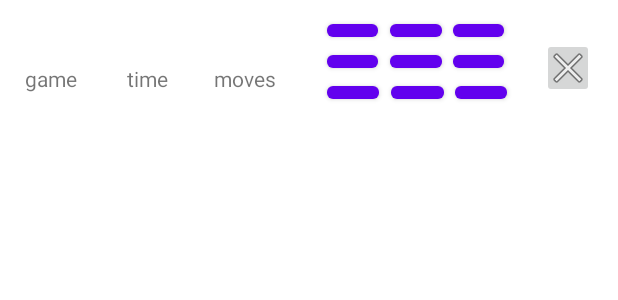
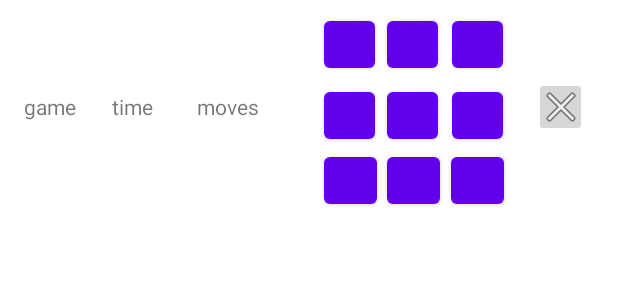
Before and after one commit to Jona-HN/RubiksRace, an Android app: the layout scoreboard_entry_row.xml on its own in the app's theme, with its tools: preview values and no code run, on a phone screen of 412 x 824 dp. Shown: the top 300 px of the screen. Run offline under Robolectric (Android 15) with nearby library versions, the light colour scheme and no system bars.

Commit message:
Cambiada la estructura del archivo scoreboard_entry_row.xml

```diff
--- a/app/src/main/res/layout/scoreboard_entry_row.xml
+++ b/app/src/main/res/layout/scoreboard_entry_row.xml
@@ -1,157 +1,148 @@
 <?xml version="1.0" encoding="utf-8"?>
 <androidx.constraintlayout.widget.ConstraintLayout xmlns:android="http://schemas.android.com/apk/res/android"
     xmlns:app="http://schemas.android.com/apk/res-auto"
+    xmlns:tools="http://schemas.android.com/tools"
     android:layout_width="match_parent"
-    android:layout_height="wrap_content"
-    xmlns:tools="http://schemas.android.com/tools">
+    android:layout_height="wrap_content">
 
     <TextView
         android:id="@+id/textViewMoves"
         android:layout_width="wrap_content"
         android:layout_height="wrap_content"
-        android:layout_marginTop="12dp"
-        android:layout_marginEnd="34dp"
-        tools:text="moves"
-        app:layout_constraintEnd_toStartOf="@+id/buttonCombination7"
+        app:layout_constraintBottom_toBottomOf="parent"
+        app:layout_constraintEnd_toStartOf="@+id/buttonCombination4"
+        app:layout_constraintHorizontal_bias="0.405"
         app:layout_constraintStart_toEndOf="@+id/textViewTime"
-        app:layout_constraintTop_toTopOf="@+id/buttonCombination4" />
+        app:layout_constraintTop_toTopOf="parent"
+        tools:text="moves" />
 
     <TextView
         android:id="@+id/textViewTime"
         android:layout_width="wrap_content"
         android:layout_height="wrap_content"
-        android:layout_marginEnd="30dp"
-        tools:text="time"
-        app:layout_constraintBaseline_toBaselineOf="@+id/textViewMoves"
-        app:layout_constraintEnd_toStartOf="@+id/textViewMoves"
-        app:layout_constraintStart_toEndOf="@+id/textViewGame" />
+        android:layout_marginStart="24dp"
+        app:layout_constraintBottom_toBottomOf="parent"
+        app:layout_constraintStart_toEndOf="@+id/textViewGame"
+        app:layout_constraintTop_toTopOf="parent"
+        tools:text="time" />
 
     <Button
         android:id="@+id/buttonCombination6"
-        android:layout_width="0dp"
-        android:layout_height="0dp"
+        android:layout_width="34dp"
+        android:layout_height="43dp"
+        android:layout_marginTop="4dp"
         android:text="@string/empty"
-        app:layout_constraintBottom_toTopOf="@+id/buttonCombination9"
         app:layout_constraintEnd_toEndOf="@+id/buttonCombination3"
+        app:layout_constraintHorizontal_bias="1.0"
         app:layout_constraintStart_toStartOf="@+id/buttonCombination3"
         app:layout_constraintTop_toBottomOf="@+id/buttonCombination3" />
 
     <Button
         android:id="@+id/buttonCombination8"
-        android:layout_width="0dp"
-        android:layout_height="0dp"
-        android:layout_marginEnd="7dp"
-        android:layout_marginBottom="752dp"
+        android:layout_width="35dp"
+        android:layout_height="43dp"
         android:text="@string/empty"
         app:layout_constraintBottom_toBottomOf="parent"
-        app:layout_constraintEnd_toStartOf="@+id/buttonCombination9"
-        app:layout_constraintStart_toEndOf="@+id/buttonCombination7"
-        app:layout_constraintTop_toBottomOf="@+id/buttonCombination5" />
+        app:layout_constraintEnd_toEndOf="@+id/buttonCombination5"
+        app:layout_constraintHorizontal_bias="0.0"
+        app:layout_constraintStart_toStartOf="@+id/buttonCombination5"
+        app:layout_constraintTop_toBottomOf="@+id/buttonCombination5"
+        app:layout_constraintVertical_bias="1.0" />
 
     <Button
         android:id="@+id/buttonCombination5"
-        android:layout_width="0dp"
-        android:layout_height="0dp"
+        android:layout_width="34dp"
+        android:layout_height="43dp"
+        android:layout_marginTop="4dp"
         android:text="@string/empty"
-        app:layout_constraintBottom_toTopOf="@+id/buttonCombination8"
         app:layout_constraintEnd_toEndOf="@+id/buttonCombination2"
+        app:layout_constraintHorizontal_bias="0.0"
         app:layout_constraintStart_toStartOf="@+id/buttonCombination2"
         app:layout_constraintTop_toBottomOf="@+id/buttonCombination2" />
 
     <Button
         android:id="@+id/buttonCombination2"
-        android:layout_width="0dp"
-        android:layout_height="0dp"
-        android:layout_marginTop="10dp"
-        android:layout_marginEnd="7dp"
+        android:layout_width="34dp"
+        android:layout_height="43dp"
+        android:layout_marginStart="8dp"
+        android:layout_marginTop="8dp"
         android:text="@string/empty"
-        app:layout_constraintBottom_toTopOf="@+id/buttonCombination5"
-        app:layout_constraintEnd_toStartOf="@+id/buttonCombination3"
         app:layout_constraintStart_toEndOf="@+id/buttonCombination1"
         app:layout_constraintTop_toTopOf="parent" />
 
     <Button
         android:id="@+id/buttonCombination3"
-        android:layout_width="0dp"
-        android:layout_height="0dp"
-        android:layout_marginTop="10dp"
-        android:layout_marginEnd="76dp"
+        android:layout_width="34dp"
+        android:layout_height="43dp"
+        android:layout_marginTop="8dp"
         android:text="@string/empty"
-        app:layout_constraintBottom_toTopOf="@+id/buttonCombination6"
         app:layout_constraintEnd_toEndOf="parent"
+        app:layout_constraintHorizontal_bias="0.108"
         app:layout_constraintStart_toEndOf="@+id/buttonCombination2"
         app:layout_constraintTop_toTopOf="parent" />
 
     <Button
         android:id="@+id/buttonCombination4"
-        android:layout_width="0dp"
-        android:layout_height="0dp"
+        android:layout_width="34dp"
+        android:layout_height="43dp"
+        android:layout_marginTop="4dp"
         android:text="@string/empty"
-        app:layout_constraintBottom_toTopOf="@+id/buttonCombination7"
         app:layout_constraintEnd_toEndOf="@+id/buttonCombination1"
+        app:layout_constraintHorizontal_bias="0.0"
         app:layout_constraintStart_toStartOf="@+id/buttonCombination1"
         app:layout_constraintTop_toBottomOf="@+id/buttonCombination1" />
 
     <Button
         android:id="@+id/buttonCombination1"
-        android:layout_width="0dp"
-        android:layout_height="0dp"
-        android:layout_marginStart="218dp"
-        android:layout_marginTop="10dp"
-        android:layout_marginEnd="8dp"
+        android:layout_width="34dp"
+        android:layout_height="43dp"
+        android:layout_marginStart="216dp"
+        android:layout_marginTop="8dp"
         android:text="@string/empty"
-        app:layout_constraintBottom_toTopOf="@+id/buttonCombination4"
-        app:layout_constraintEnd_toStartOf="@+id/buttonCombination2"
         app:layout_constraintStart_toStartOf="parent"
         app:layout_constraintTop_toTopOf="parent" />
 
     <Button
         android:id="@+id/buttonCombination7"
-        android:layout_width="0dp"
-        android:layout_height="0dp"
-        android:layout_marginEnd="8dp"
-        android:layout_marginBottom="752dp"
+        android:layout_width="35dp"
+        android:layout_height="43dp"
         android:text="@string/empty"
         app:layout_constraintBottom_toBottomOf="parent"
         app:layout_constraintEnd_toStartOf="@+id/buttonCombination8"
-        app:layout_constraintStart_toEndOf="@+id/textViewMoves"
+        app:layout_constraintHorizontal_bias="0.0"
         app:layout_constraintStart_toStartOf="@+id/buttonCombination4"
         app:layout_constraintTop_toBottomOf="@+id/buttonCombination4" />
 
     <Button
         android:id="@+id/buttonCombination9"
-        android:layout_width="0dp"
-        android:layout_height="0dp"
-        android:layout_marginEnd="23dp"
-        android:layout_marginBottom="752dp"
+        android:layout_width="35dp"
+        android:layout_height="43dp"
         android:text="@string/empty"
         app:layout_constraintBottom_toBottomOf="parent"
-        app:layout_constraintEnd_toStartOf="@+id/buttonDelete"
+        app:layout_constraintEnd_toEndOf="parent"
+        app:layout_constraintHorizontal_bias="0.085"
         app:layout_constraintStart_toEndOf="@+id/buttonCombination8"
-        app:layout_constraintTop_toBottomOf="@+id/buttonCombination6" />
+        app:layout_constraintTop_toBottomOf="@+id/buttonCombination6"
+        app:layout_constraintVertical_bias="1.0" />
 
     <TextView
         android:id="@+id/textViewGame"
         android:layout_width="wrap_content"
         android:layout_height="wrap_content"
         android:layout_marginStart="16dp"
-        android:layout_marginEnd="33dp"
-        tools:text="game"
-        app:layout_constraintBaseline_toBaselineOf="@+id/textViewTime"
-        app:layout_constraintEnd_toStartOf="@+id/textViewTime"
-        app:layout_constraintStart_toStartOf="parent" />
+        app:layout_constraintBottom_toBottomOf="parent"
+        app:layout_constraintStart_toStartOf="parent"
+        app:layout_constraintTop_toTopOf="parent"
+        tools:text="game" />
 
     <ImageButton
         android:id="@+id/buttonDelete"
-        android:layout_width="0dp"
+        android:layout_width="35dp"
         android:layout_height="40dp"
-        android:layout_marginTop="49dp"
-        android:layout_marginEnd="16dp"
-        android:layout_marginBottom="40dp"
-        app:layout_constraintBottom_toBottomOf="@+id/buttonCombination9"
+        app:layout_constraintBottom_toBottomOf="parent"
         app:layout_constraintEnd_toEndOf="parent"
-        app:layout_constraintStart_toEndOf="@+id/buttonCombination9"
-        app:layout_constraintTop_toTopOf="@+id/buttonCombination3"
+        app:layout_constraintStart_toEndOf="@+id/buttonCombination6"
+        app:layout_constraintTop_toTopOf="parent"
         app:srcCompat="@android:drawable/ic_menu_close_clear_cancel" />
 
 </androidx.constraintlayout.widget.ConstraintLayout>
```
